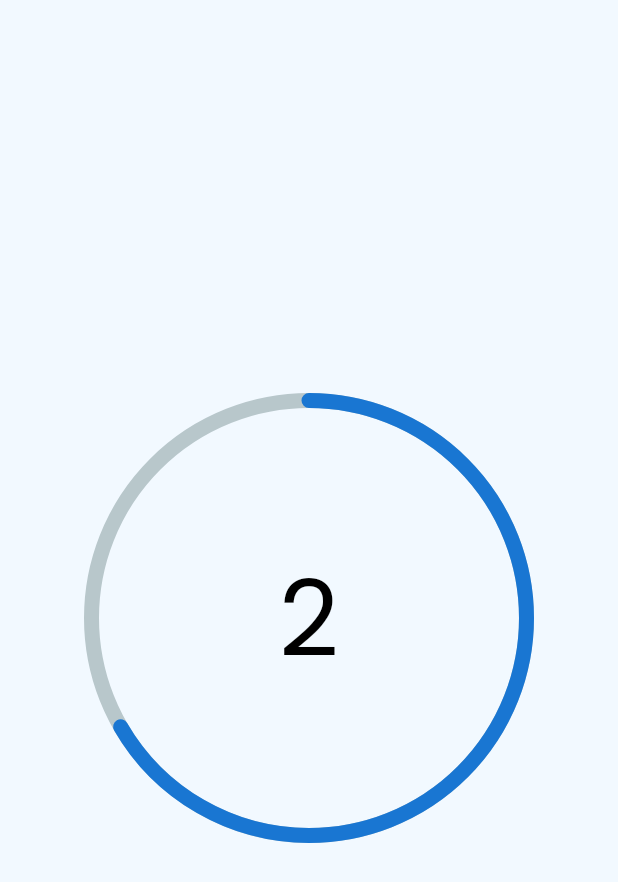
After one commit to heshammahamed/Flutter_project, a Flutter app: the TimerGame screen opened directly, on a phone screen of 412 x 824 dp. The commit adds this screen. Shown: the top 882 px of the screen. Run offline on Flutter 3.47's test engine with Material 3 defaults, Android fonts, the phone set to English and light mode, and no system bars; drawn by our look-alikes of percent_indicator; our stand-ins replace audioplayers, font_awesome_flutter.

Commit message:
add timer

```diff
--- a/lib/screens/Ahmed/instructions.dart
+++ b/lib/screens/Ahmed/instructions.dart
@@ -1,5 +1,5 @@
 import 'package:flutter/material.dart';
-import './SecondGame.dart';
+import "./timer.dart";
 
 class Instructions extends StatefulWidget {
   const Instructions({super.key});
@@ -127,7 +127,7 @@ class _InstructionsState extends State<Instructions> {
                   onPressed: () {
                     Navigator.pushReplacement(
                       context ,
-                      MaterialPageRoute(builder: (context) => const SecondGame()),
+                      MaterialPageRoute(builder: (context) => const TimerGame()),
                     );
                   },
                   color:
--- /dev/null
+++ b/lib/screens/Ahmed/timer.dart
@@ -0,0 +1,67 @@
+import 'package:flutter/material.dart';
+import 'package:percent_indicator/percent_indicator.dart';
+import "./SecondGame.dart";
+import 'dart:async';
+
+class TimerGame extends StatefulWidget {
+  const TimerGame({super.key});
+
+  @override
+  State<TimerGame> createState() => _TimerGameState();
+}
+
+class _TimerGameState extends State<TimerGame> {
+
+  int _secondsRemaining = 3;
+  double percent = 1.0;
+  late Timer _timer;
+
+  @override
+  void initState() {
+    super.initState();
+    _startTimer();
+  }
+
+  @override
+  void dispose() {
+    _timer.cancel();
+    super.dispose();
+  }
+
+  void _startTimer() {
+    _timer = Timer.periodic(const Duration(seconds: 1), (timer) {
+      setState(() {
+        if (_secondsRemaining > 0) {
+          _secondsRemaining--;
+          percent = _secondsRemaining / 3.0;
+        } else {
+          timer.cancel();
+
+          Navigator.pushReplacement(
+            context ,
+            MaterialPageRoute(builder: (context) => const SecondGame()),
+          );
+          // Timer completed
+        }
+      });
+    });
+  }
+
+  @override
+  Widget build(BuildContext context) {
+    return Scaffold(
+      backgroundColor: Color.fromARGB(255, 242, 249, 255),
+      body: Center (
+        child:
+        CircularPercentIndicator(
+          radius: 300,
+          lineWidth: 10,
+          percent: percent,
+          circularStrokeCap: CircularStrokeCap.round,
+          progressColor: Color(0xFF1976D2),
+          center: Text("$_secondsRemaining" , style: const TextStyle(fontFamily: 'POP' , color: Colors.black, fontSize: 70),)),
+
+      )
+    );
+  }
+}
```
